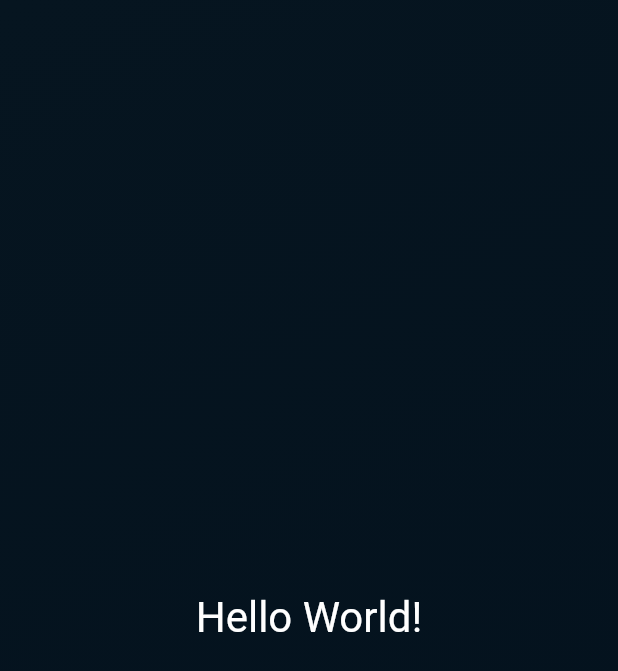
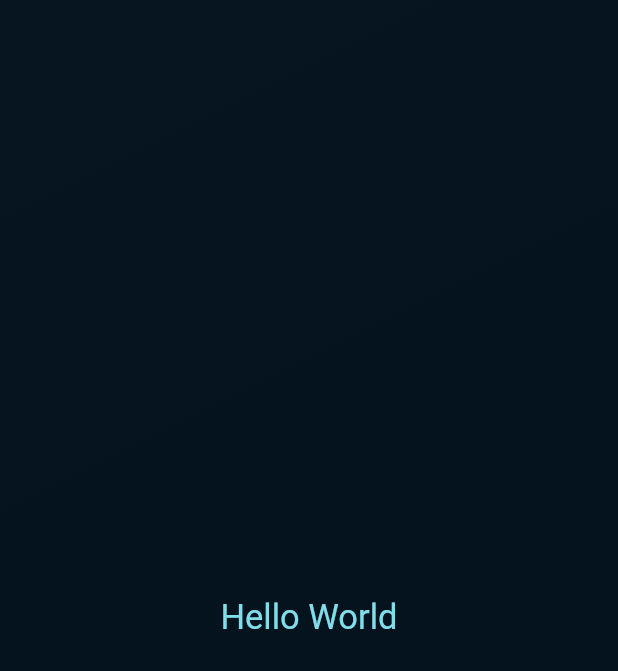
Before and after one commit to vbv-nyk/flutter_application_1, a Flutter app: the screen it shows after launch, on a phone screen of 412 x 824 dp. Shown: the top 671 px of the screen. Run offline on Flutter 3.47's test engine with Material 2 defaults, Android fonts, the phone set to English and light mode, and no system bars.

Commit message:
Passed props to widgets, used final and const, also learned about super.key

```diff
--- a/lib/first_widget.dart
+++ b/lib/first_widget.dart
@@ -1,4 +1,8 @@
 import 'package:flutter/material.dart';
+import 'package:flutter_application_1/text_widget.dart';
+
+const gradientBegin = Alignment.topLeft;
+const gradientEnd = Alignment.bottomRight;
 
 class FirstWidget extends StatelessWidget {
   const FirstWidget({super.key});
@@ -6,17 +10,18 @@ class FirstWidget extends StatelessWidget {
   @override
   Widget build(BuildContext context) {
     return Container(
-      decoration: const BoxDecoration(
-        gradient: LinearGradient(colors: [
-          Color.fromARGB(255, 6, 21, 32),
-          Color.fromARGB(255, 3, 17, 29)
-        ], begin: Alignment.topLeft, end: Alignment.bottomRight),
+      decoration:const BoxDecoration(
+        gradient: LinearGradient(
+          colors:  [
+            Color.fromARGB(255, 6, 21, 32),
+            Color.fromARGB(255, 3, 17, 29)
+          ],
+          begin: gradientBegin,
+          end: gradientEnd,
+        ),
       ),
       child: const Center(
-        child: Text(
-          "Hello World!",
-          style: TextStyle(color: Colors.white, fontSize: 28),
-        ),
+        child: TextWidget("Hello World"),
       ),
     );
   }
--- a/lib/text_widget.dart
+++ b/lib/text_widget.dart
@@ -1,13 +1,18 @@
 
 import 'package:flutter/material.dart';
 
+
+var fontSize = 23.0;
+
 class TextWidget extends StatelessWidget {
-  const TextWidget({super.key});
+  const TextWidget(this.text,{super.key});
 
+  final String text;
   @override
   Widget build(BuildContext context) {
-    return Text("Hello Earth",
-      style: TextStyle(color: Colors.cyan.shade200),
+    return Text(text,
+      style:  TextStyle(color:  Colors.cyan.shade200,
+      fontSize: fontSize),
     );
   }
 }
```
